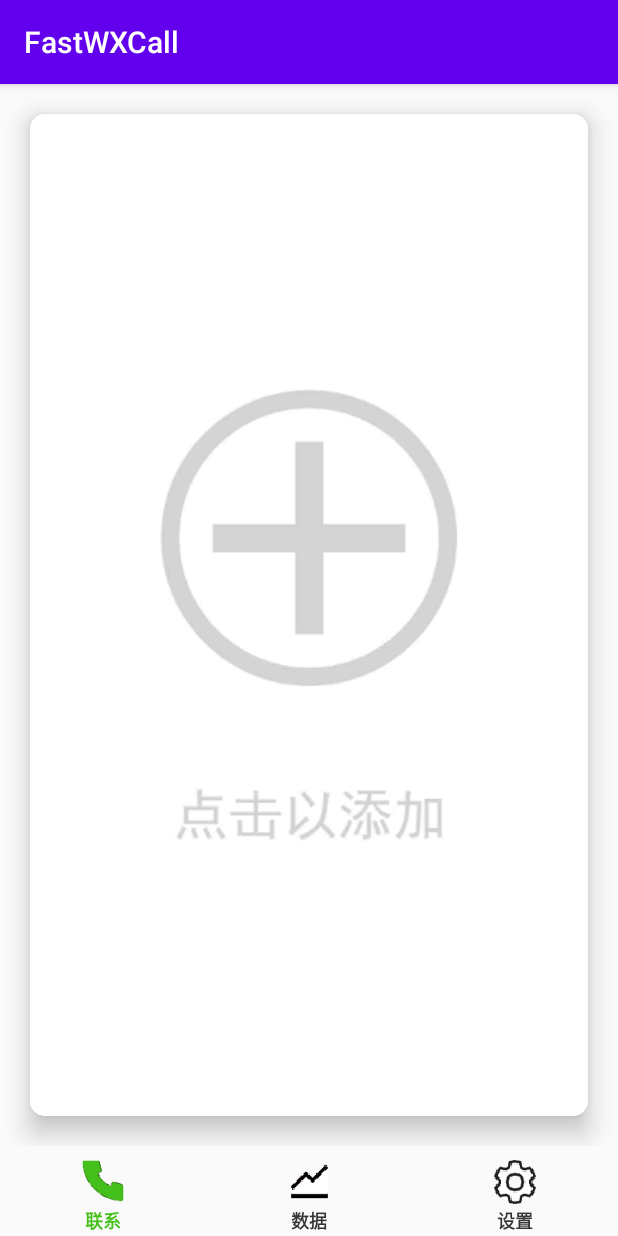
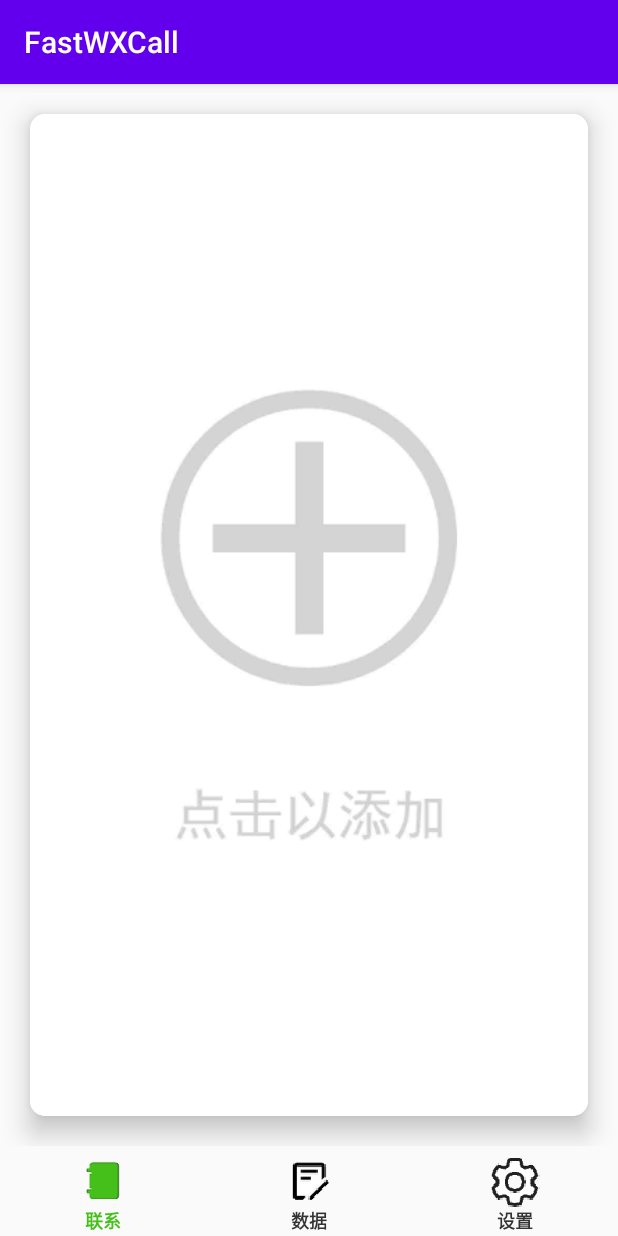
Before and after one commit to Battor/fastwxcall, an Android app: the screen it shows after launch (MainActivity), on a phone screen of 412 x 824 dp. Run offline under Robolectric (Android 15) with nearby library versions, the phone set to English and light mode, and no system bars; our stand-ins replace CircleImageView.

Commit message:
修改底部图标

```diff
--- a/app/src/main/res/layout/activity_main.xml
+++ b/app/src/main/res/layout/activity_main.xml
@@ -23,7 +23,7 @@
             android:layout_height="fill_parent"
             android:layout_weight="1"
             android:padding="5dp"
-            cv:icon="@mipmap/phonecall"
+            cv:icon="@mipmap/contacts"
             cv:text="联系"
             cv:text_size="12sp" />
 
@@ -33,7 +33,7 @@
             android:layout_height="fill_parent"
             android:layout_weight="1"
             android:padding="5dp"
-            cv:icon="@mipmap/line"
+            cv:icon="@mipmap/suggest"
             cv:text="数据"
             cv:text_size="12sp" />
 
```
Also changed, not shown: app/src/main/res/mipmap-xxxhdpi/contacts.png (added), app/src/main/res/mipmap-xxxhdpi/line.png (deleted), app/src/main/res/mipmap-xxxhdpi/phonecall.png (deleted), app/src/main/res/mipmap-xxxhdpi/setting.png, app/src/main/res/mipmap-xxxhdpi/suggest.png (added).
